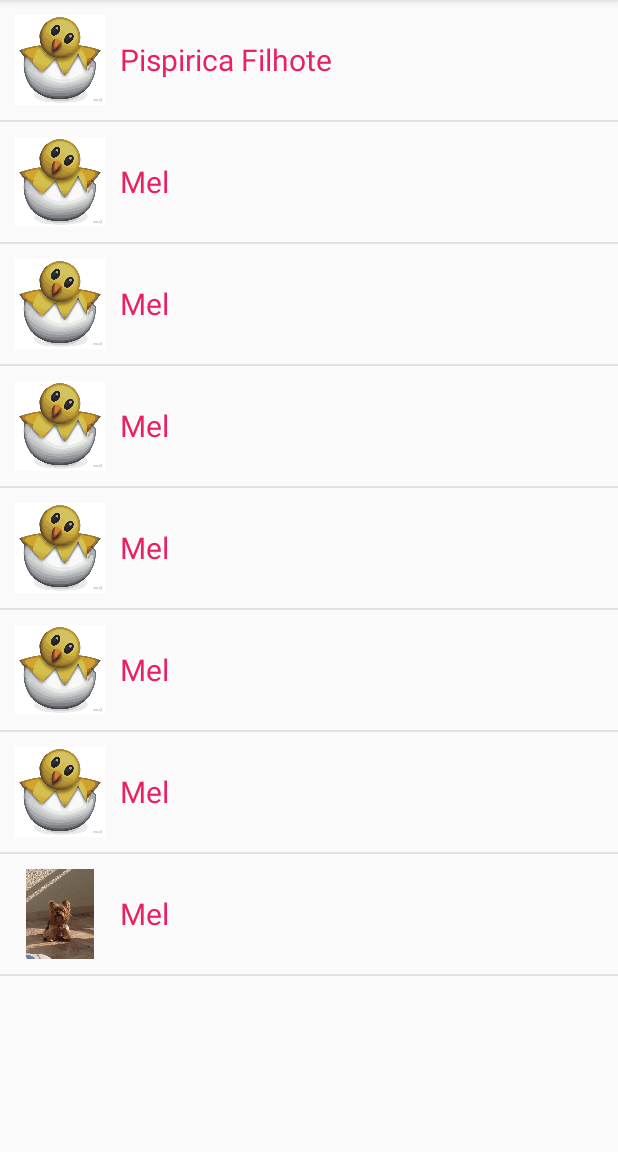
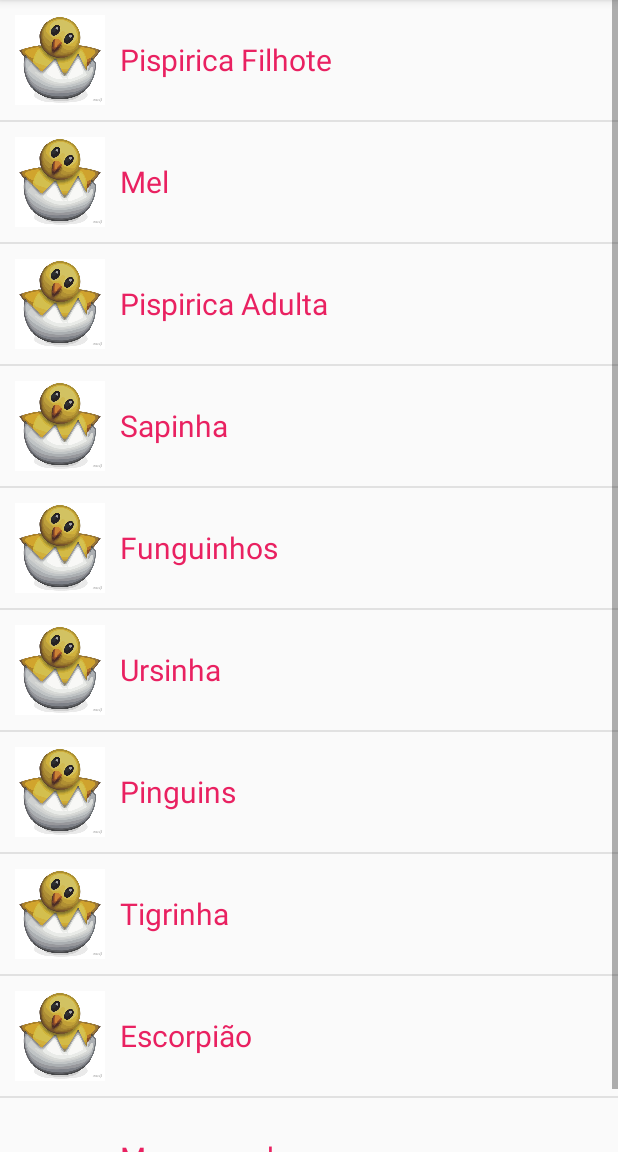
Before and after one commit to othman853/misterious-app, an Android app: the screen it shows after launch (MainActivity), in the side drawer, after a tap on "Bichinhos", on a phone screen of 412 x 824 dp, the part 84-1236 px from its top. Run offline under Robolectric (Android 15) with nearby library versions, the phone set to English and light mode, and no system bars.

Commit message:
Adding pet info

```diff
--- a/app/src/main/res/values/pets.xml
+++ b/app/src/main/res/values/pets.xml
@@ -1,13 +1,15 @@
 <?xml version="1.0" encoding="utf-8"?>
 <resources>
     <string-array name="pets">
-        <item>Pispirica Filhote | A bichinha mais fofinha do mundo! Possui o canto mais fofo das florestas: "Sou Joseane pispirica safadinha!" | Passo Fundo | O hábito alimentar deste bichinho é curioso, pois ele se alimenta pouco, como um passarinho. Ainda assim, a Pispirica Filhote continua lindinha do seu jeito.|pispirica_filhote</item>
-        <item>Mel | Amor em forma de pêlo e fofura! | Passo Fundo | Ração e às vezes maçãs|mel</item>
-        <item>Mel | Amor em forma de pêlo e fofura! | Passo Fundo | Ração e às vezes maçãs|mel</item>
-        <item>Mel | Amor em forma de pêlo e fofura! | Passo Fundo | Ração e às vezes maçãs|mel</item>
-        <item>Mel | Amor em forma de pêlo e fofura! | Passo Fundo | Ração e às vezes maçãs|mel</item>
-        <item>Mel | Amor em forma de pêlo e fofura! | Passo Fundo | Ração e às vezes maçãs|mel</item>
-        <item>Mel | Amor em forma de pêlo e fofura! | Passo Fundo | Ração e às vezes maçãs|mel</item>
-        <item>Mel | Amor em forma de pêlo e fofura! | Passo Fundo | Ração e às vezes maçãs|mel</item>
+        <item>Pispirica Filhote|A bichinha mais fofinha do mundo! Possui o canto mais fofo das florestas: "Sou Joseane pispirica safadinha!" |Passo Fundo|O hábito alimentar deste bichinho é curioso, pois  ele come de tudo, porém come pouquinho e várias vezes ao dia.|pispirica_filhote</item>
+        <item>Mel|Amor em forma de pêlo e fofura! Adora brincar de bolinha e de "morder". Seus olhos transmitem amor da forma mais pura.|Monte Alverne (quarta caverna) e o meu coração.|Ração, maçãs e tudo mais que ela tiver a chance de comer... e.e|mel</item>
+        <item>Pispirica Adulta|A bichinha mais incrível do universo! É uma criaturinha extremamente inteligente, dócil e fofinha, sendo capaz de tornar qualquer detalhe corriqueiro da minha vida em algo especial e transformador. Seus gestinhos são capazes de derreter o meu coraçãozinho, me fazem querer agarrar e nunca mais soltar este bichinho maravilhoso.|Monte Alverne (quarta caverna) e o meu coração.|Outback, Guacamole, Petiskeira, Brigadeiro, Omelete, Sorvetes e ultimamente acrescenta os crepes à dieta.|pispirica_adulta</item>
+        <item>Sapinha|Amor verdinho. Bichinho fofinho, saltita entre os meus pensamentos o dia todo, todos os dias. |Monte Alverne (quarta caverna), meu coração e meus pensamentos.|Ocidente, pois é uma bichinha herbívora. :p|mel</item>
+        <item>Funguinhos|Bichinhos que se manifestam nas camas. Se alastram por seu habitat natural ao longo do dia, o aproveitando com toda calma do mundo e sentindo cada segundo passar como um presente.|Camas e sofás|Tele entregas. :p|mel</item>
+        <item>Ursinha|Uma variação da Pispirica. Possui orelhinhas de toquinha e faz um barulhinho quando precisa limpar a garganta, extremamente fofinha.|Monte Alverne (quarta caverna) e meu coração.|Alimentação semelhante à Pispirica adulta.|mel</item>
+        <item>Pinguins|Um casalzinho de bichinhos que dança ao som de geladeiras e ama sorvete! Quando o macho entrega à fêmea os calhaus que encontra, faz o convite a uma união que vai durar a eternidade, e começa, portanto, a busca por um ninho e a reprodução, para gerar novos pinguinzinhos. Os pinguinzinhos nunca devem se separar, e sempre protegem um ao outro. Até o último pôr do sol. |Os pinguins migram de vez em quando, pois ainda buscam um ninho permanente.|Outback, Guacamole, Petiskeira, Brigadeiro, Omelete, Sorvetes e ultimamente acrescentaram os crepes à dieta.|mel</item>
+        <item>Tigrinha| Amor em forma de pêlo e fofura!|Passo Fundo|Ração e às vezes maçãs|mel</item>
+        <item>Escorpião|Bichinho safado! Possui safadeza em sua natureza e é encantador e sexy. :3|Monte Alverne (quarta caverna) e o meu coração|Amor e luxúria. :p|escorpião</item>
+        <item>Massageador|Um animalzinho bastante inquieto, vive andando por aí...|Desconhecido (nômade)|Contraturas.|massageador</item>
     </string-array>
 </resources>
```
